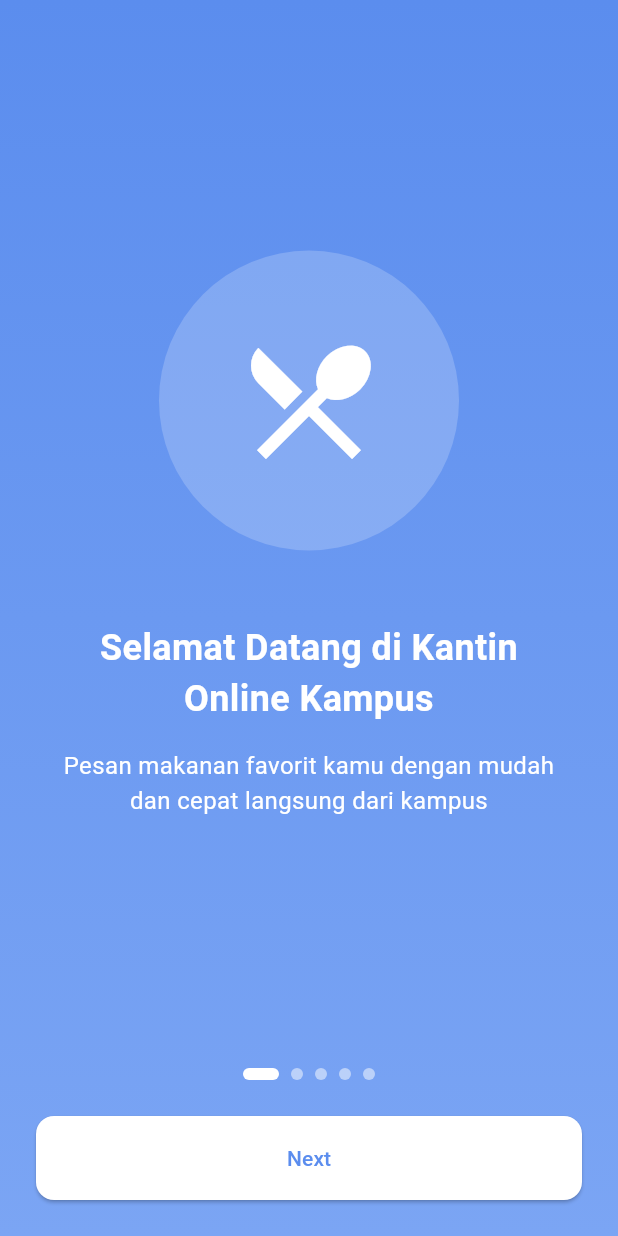
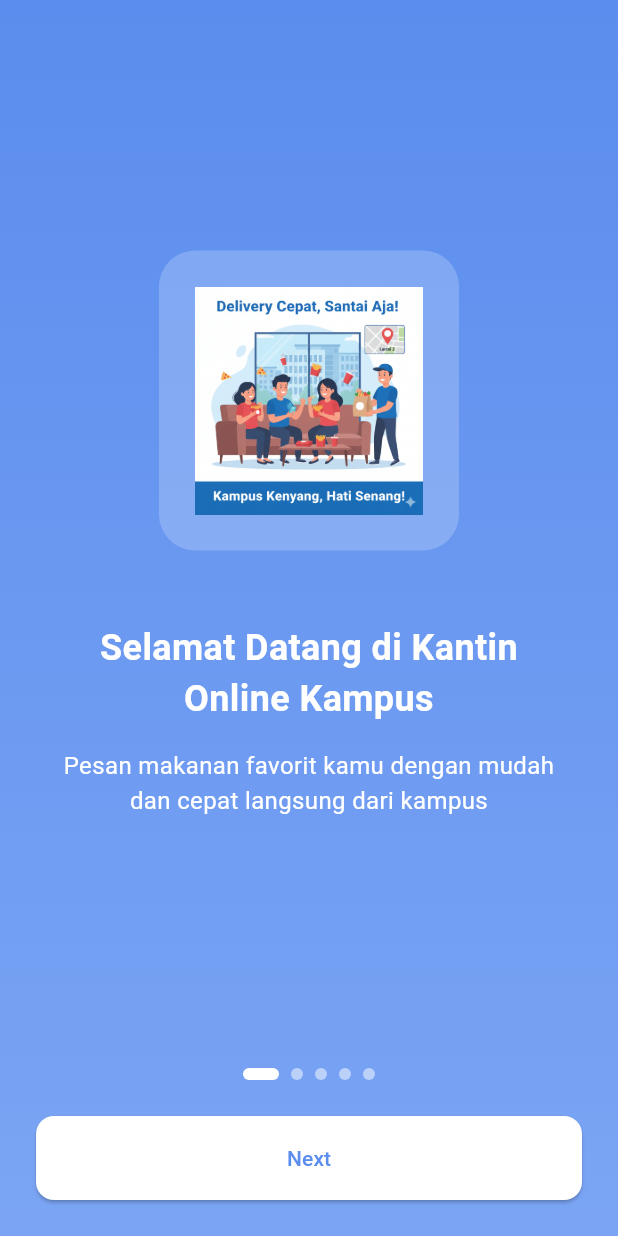
Before and after one commit to wvionn/JAJANYUK, a Flutter app: the screen it shows after launch, on a phone screen of 412 x 824 dp. Run offline on Flutter 3.47's test engine with Material 3 defaults, Android fonts, the phone set to English and light mode, and no system bars; our stand-ins replace dartz, equatable, flutter_dotenv, flutter_riverpod, go_router, supabase_flutter; accounts and stored records are empty.

Commit message:
feat: update OnboardingPage to use local asset images instead of icons

```diff
--- a/lib/features/onboarding/presentation/pages/onboarding_page.dart
+++ b/lib/features/onboarding/presentation/pages/onboarding_page.dart
@@ -21,28 +21,28 @@ class _OnboardingPageState extends ConsumerState<OnboardingPage> {
       title: 'Selamat Datang di Kantin Online Kampus',
       description:
           'Pesan makanan favorit kamu dengan mudah dan cepat langsung dari kampus',
-      icon: Icons.restaurant_menu,
+      image: 'assets/onboarding/delivery.png',
     ),
     OnboardingData(
       title: 'Pengantaran cepat di lingkungan kampus',
       description: 'Dapatkan pesanan kamu dengan cepat tanpa harus antri',
-      icon: Icons.delivery_dining,
+      image: 'assets/onboarding/pesan-antar.png',
     ),
     OnboardingData(
       title: 'Dari mahasiswa, untuk mahasiswa',
       description:
           'Platform yang dibuat khusus untuk memudahkan mahasiswa memesan makanan',
-      icon: Icons.people,
+      image: 'assets/onboarding/mahasiswa.png',
     ),
     OnboardingData(
       title: 'Makan sesuai caramu',
       description: 'Pilih menu favorit, bayar dengan mudah, dan nikmati!',
-      icon: Icons.fastfood,
+      image: 'assets/onboarding/warung_kantin.jpg',
     ),
     OnboardingData(
       title: 'Makan di kampus jadi lebih mudah',
       description: 'Hemat waktu dan tenaga dengan pesan online',
-      icon: Icons.school,
+      image: 'assets/onboarding/pamflet.jpg',
     ),
   ];
 
@@ -109,6 +109,8 @@ class _OnboardingPageState extends ConsumerState<OnboardingPage> {
   }
 
   Widget _buildPage(OnboardingData data) {
+    final isPngIcon = data.image.endsWith('.png') && !data.image.contains('Gemini');
+
     return Padding(
       padding: const EdgeInsets.all(40),
       child: Column(
@@ -119,9 +121,18 @@ class _OnboardingPageState extends ConsumerState<OnboardingPage> {
             height: 200,
             decoration: BoxDecoration(
               color: Colors.white.withValues(alpha: 0.2),
-              shape: BoxShape.circle,
+              borderRadius: BorderRadius.circular(24),
             ),
-            child: Icon(data.icon, size: 100, color: Colors.white),
+            child: ClipRRect(
+              borderRadius: BorderRadius.circular(24),
+              child: Padding(
+                padding: EdgeInsets.all(isPngIcon ? 24 : 0),
+                child: Image.asset(
+                  data.image,
+                  fit: isPngIcon ? BoxFit.contain : BoxFit.cover,
+                ),
+              ),
+            ),
           ),
           const SizedBox(height: 48),
           Text(
@@ -168,11 +179,11 @@ class _OnboardingPageState extends ConsumerState<OnboardingPage> {
 class OnboardingData {
   final String title;
   final String description;
-  final IconData icon;
+  final String image;
 
   OnboardingData({
     required this.title,
     required this.description,
-    required this.icon,
+    required this.image,
   });
 }
```
